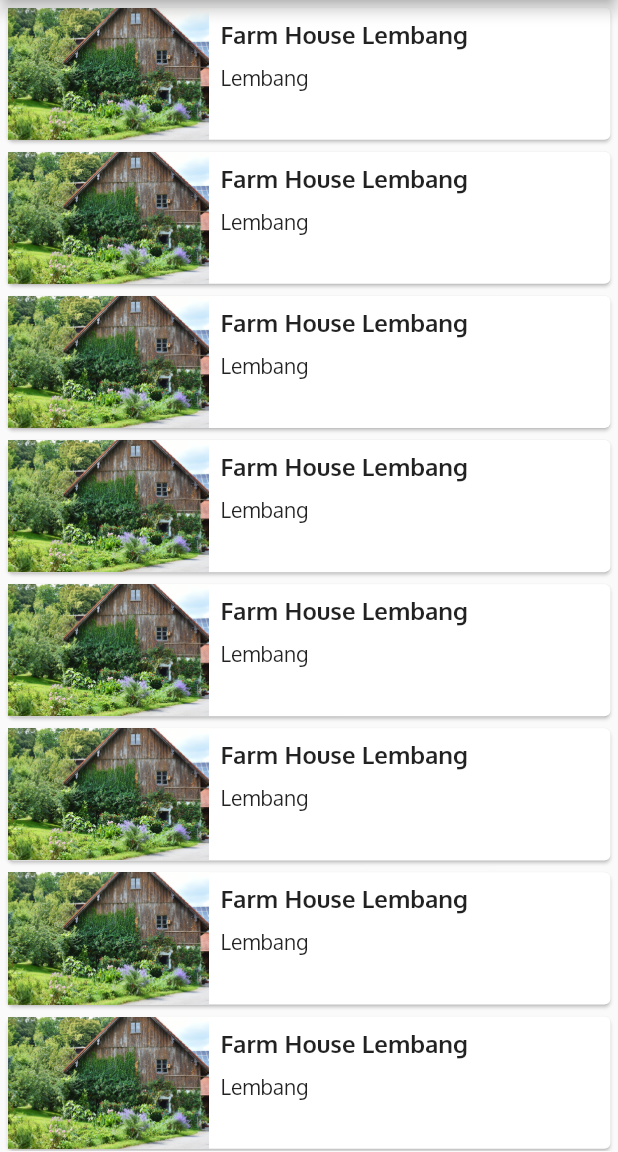
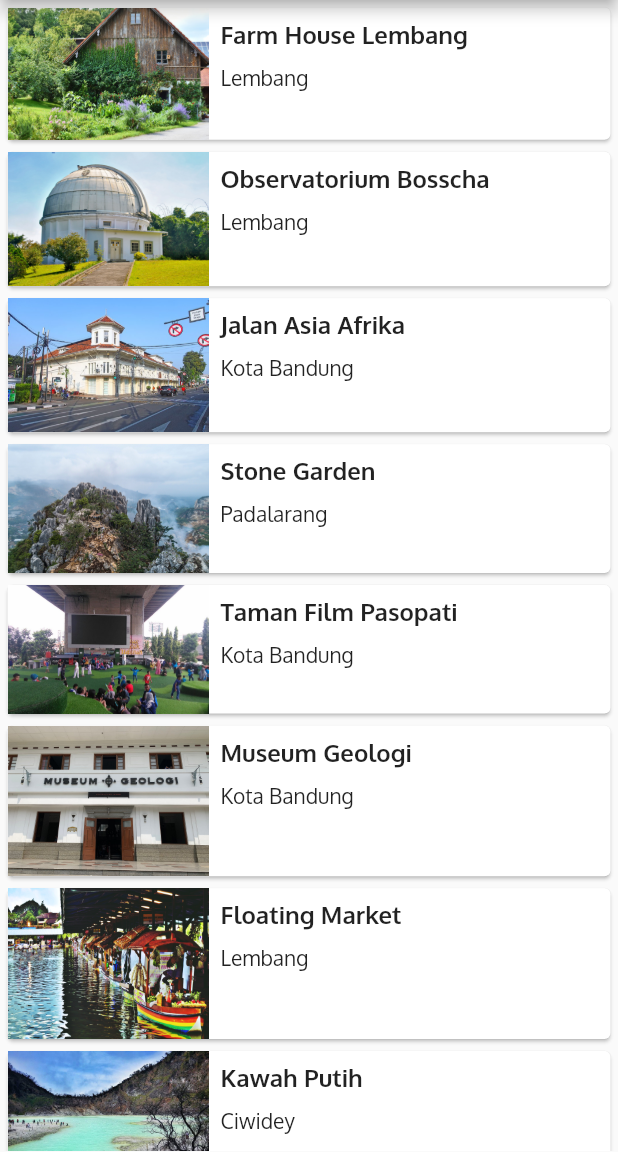
Before and after one commit to Flutter-Dart-Hacks/flutter-dicoding-a, a Flutter app: the screen it shows after launch, on a phone screen of 412 x 824 dp, the part 84-1236 px from its top. Run offline on Flutter 3.47's test engine with Material 2 defaults, Android fonts, the light colour scheme and no system bars; project files that could hold a hidden picture were left out.

Commit message:
Pembaruan page wisata dan bandung page

```diff
--- a/lib/models/touris_item.dart
+++ b/lib/models/touris_item.dart
@@ -26,7 +26,7 @@ List<TourismPlace> tourismPlaceList = [
     location: 'Lembang',
     description:
         'Berada di jalur utama Bandung-Lembang, Farm House menjadi objek wisata yang tidak pernah sepi pengunjung. Selain karena letaknya strategis, kawasan ini juga menghadirkan nuansa wisata khas Eropa. Semua itu diterapkan dalam bentuk spot swafoto Instagramable.',
-    openDays: 'Open Everyday',
+    openDays: 'Everyday',
     openTime: '09:00 - 20:00',
     ticketPrice: 'Rp 25000',
     imageAsset: 'resources/images/farm-house.jpg',
@@ -41,7 +41,7 @@ List<TourismPlace> tourismPlaceList = [
     location: 'Lembang',
     description:
         'Memiliki beberapa teleskop, antara lain, Refraktor Ganda Zeiss, Schmidt Bimasakti, Refraktor Bamberg, Cassegrain GOTO, dan Teleskop Surya. Refraktor Ganda Zeiss adalah jenis teleskop terbesar untuk meneropong bintang. Benda ini diletakkan pada atap kubah sehingga saat teropong digunakan, atap tersebut harus dibuka. Observatorium Bosscha boleh dikunjungi oleh siapa pun, tanpa tiket. Namun, bagi yang ingin menggunakan teleskop Zeiss, wajib mendaftarkan diri. Untuk instansi atau lembaga pendidikan, diberikan jadwal hari Selasa sampai Jumat. Sementara itu, kunjungan individu dibuka setiap hari Sabtu.',
-    openDays: 'Open Tuesday - Saturday',
+    openDays: 'Tuesday - Saturday',
     openTime: '09:00 - 14:30',
     ticketPrice: 'Rp 20000',
     imageAsset: 'resources/images/bosscha.jpg',
@@ -56,7 +56,7 @@ List<TourismPlace> tourismPlaceList = [
     location: 'Kota Bandung',
     description:
         'Jalan Asia Afrika di Bandung memiliki kaitan yang sangat erat dengan pendirian kota Kembang ini. Karena pada saat itu, Gubernur Jenderal Herman Willem Deaendels dari Belanda menancapkan tongkatnya saat memerintahkan pendirian kota ini, yang kemudian diabadikan menjadi tugu Bandung Nol Kilometer.',
-    openDays: 'Open Everyday',
+    openDays: 'Everyday',
     openTime: '24 hours',
     ticketPrice: 'Free',
     imageAsset: 'resources/images/jalan-asia-afrika.jpg',
@@ -71,7 +71,7 @@ List<TourismPlace> tourismPlaceList = [
     location: 'Padalarang',
     description:
         'Stone Garden atau Taman Batu di Padalarang – Bandung ini adalah nama secara harafiah untuk apa yang akan kita lihat jika berada di sana. Hamparan batu yang artistik membuat kita merasa tidak sedang berada di Bandung, apalagi di Padalarang. Hamparan batu yang dimaksud bukan terhampar begitu saja di atas tanah luas yang menjadi permukaannya. Batu-batu besar yang ukuran pastinya bervariasi tersusun seperti memiliki suatu formasi matematis.',
-    openDays: 'Open Everyday',
+    openDays: 'Everyday',
     openTime: '06:00 - 17:00',
     ticketPrice: 'Rp 3000',
     imageAsset: 'resources/images/stone-garden.jpg',
@@ -86,7 +86,7 @@ List<TourismPlace> tourismPlaceList = [
     location: 'Kota Bandung',
     description:
         'Menjadi salah satu tempat wisata di Bandung yang favorit, tentu Taman Film ini memiliki fasilitas cukup memadai. Pemberian fasilitas ini memiliki harapan para pengunjung akan merasa nyaman dan tak segan2 untuk kembali berkunjung terus menerus kesini. Beberapa fasilitas taman yang bisa kamu nikmati diantaranya seperti layar videotron besar berukuran 4×8 untuk memutar berbagai macam pilihan film seperti Film Indonesia, Bollywood, Korea, ataupun Indie Bandung.',
-    openDays: 'Open Everyday',
+    openDays: 'Everyday',
     openTime: '24 hours',
     ticketPrice: 'Free',
     imageAsset: 'resources/images/taman-film.jpg',
@@ -101,7 +101,7 @@ List<TourismPlace> tourismPlaceList = [
     location: 'Kota Bandung',
     description:
         'Museum Geologi didirikan pada tanggal 16 Mei 1929. Museum ini telah direnovasi dengan dana bantuan dari JICA (Japan International Cooperation Agency). Setelah mengalami renovasi, Museum Geologi dibuka kembali dan diresmikan oleh Wakil Presiden RI, Megawati Soekarnoputri pada tanggal 23 Agustus 2000. Sebagai salah satu monumen bersejarah, museum berada di bawah perlindungan pemerintah dan merupakan peninggalan nasional. Dalam Museum ini, tersimpan dan dikelola materi-materi geologi yang berlimpah, seperti fosil, batuan, mineral. Kesemuanya itu dikumpulkan selama kerja lapangan di Indonesia sejak 1850.',
-    openDays: 'Open Saturday - Thursday',
+    openDays: 'Saturday - Thursday',
     openTime: '09:00 - 15:30',
     ticketPrice: 'Rp 3000',
     imageAsset: 'resources/images/museum-geologi.jpg',
@@ -116,7 +116,7 @@ List<TourismPlace> tourismPlaceList = [
     location: 'Lembang',
     description:
         'Tempat wisata ini sepertinya memang ditujukan untuk wisata keluarga di Bandung. Di sini kita bisa menikmati suasana kawasan yang tertata rapi dan alami. Pada awalnya, floating market Lembang tidak begitu luas. Tapi sekarang sudah ekspansi dan memiliki banyak objek menarik baru. Nama floating market ini sepertinya merujuk pada stand tempat jualan makanan yang berada dalam perahu.',
-    openDays: 'Open Everyday',
+    openDays: 'Everyday',
     openTime: '09:00 - 17:00',
     ticketPrice: 'Rp 20000',
     imageAsset: 'resources/images/floating-market.png',
@@ -131,7 +131,7 @@ List<TourismPlace> tourismPlaceList = [
     location: 'Ciwidey',
     description:
         'Kawah Putih adalah tempat wisata di Bandung yang paling terkenal. Berlokasi di Ciwidey, Jawa Barat, kurang lebih sekitar 50 KM arah selatan kota Bandung, Kawah Putih adalah sebuah danau yang terbentuk akibat dari letusan Gunung Patuha. Sesuai dengan namanya, tanah yang ada di kawasan ini berwarna putih akibat dari pencampuran unsur belerang.',
-    openDays: 'Open Everyday',
+    openDays: 'Everyday',
     openTime: '07:00 - 17:00',
     ticketPrice: 'Rp 15000',
     imageAsset: 'resources/images/kawah-putih.jpg',
@@ -146,7 +146,7 @@ List<TourismPlace> tourismPlaceList = [
     location: 'Ciwidey',
     description:
         'Ranca Upas Ciwidey adalah kawasan bumi perkemahan di bawah pengelolaan perhutani. Tempat ini berada di kawasan wisata Bandung Selatan, satu lokasi dengan kawah putih, kolam Cimanggu dan situ Patenggang. Banyak hal yang bisa dilakukan di kawasan wisata ini, seperti berkemah, berinteraksi dengan rusa, sampai bermain di water park dan mandi air panas.',
-    openDays: 'Open Everyday',
+    openDays: 'Everyday',
     openTime: '24 hours',
     ticketPrice: 'Rp 20000',
     imageAsset: 'resources/images/ranca-upas.jpg',
--- a/lib/wisata_bdg_page.dart
+++ b/lib/wisata_bdg_page.dart
@@ -47,7 +47,9 @@ class ListWisata extends StatelessWidget {
         return InkWell(
           onTap: () {
             Navigator.push(context, MaterialPageRoute(builder: (context) {
-              return const DetailWisataBandung();
+              return DetailWisataBandung(
+                tourismPlace: tourismPlace,
+              );
             }));
           },
           child: Card(
@@ -56,9 +58,12 @@ class ListWisata extends StatelessWidget {
               children: [
                 Expanded(
                   flex: 1,
-                  child: Image.asset(
-                    'resources/images/farm-house.jpg',
-                    fit: BoxFit.cover,
+                  child: Hero(
+                    tag: 'wisata_detail_${tourismPlace.imageUrls}',
+                    child: Image.asset(
+                      tourismPlace.imageAsset,
+                      fit: BoxFit.cover,
+                    ),
                   ),
                 ),
                 Expanded(
@@ -68,16 +73,16 @@ class ListWisata extends StatelessWidget {
                     child: Column(
                       crossAxisAlignment: CrossAxisAlignment.start,
                       mainAxisSize: MainAxisSize.min,
-                      children: const [
+                      children: [
                         Text(
-                          'Farm House Lembang',
-                          style: TextStyle(
+                          tourismPlace.name,
+                          style: const TextStyle(
                               fontSize: 16.0, fontWeight: FontWeight.w700),
                         ),
-                        SizedBox(height: 10),
+                        const SizedBox(height: 10),
                         Text(
-                          'Lembang',
-                          style: TextStyle(fontSize: 14),
+                          tourismPlace.location,
+                          style: const TextStyle(fontSize: 14),
                         ),
                       ],
                     ),
```
Also changed, not shown: lib/wisata_bdg_detail_page.dart (+126 -59 lines).
